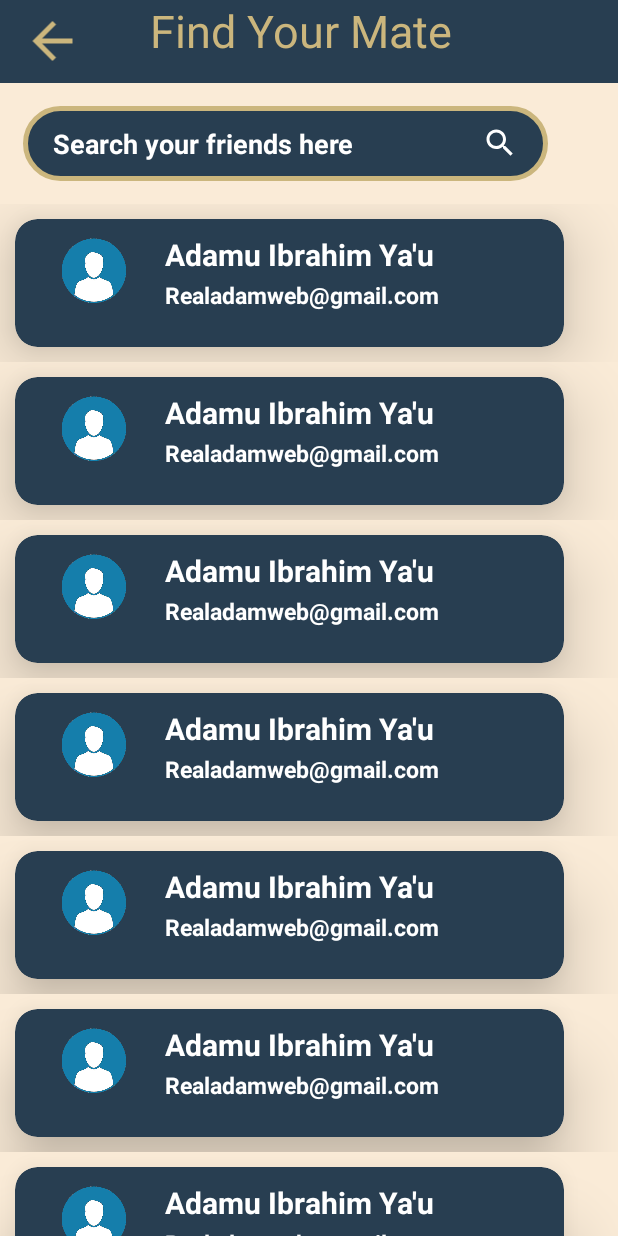
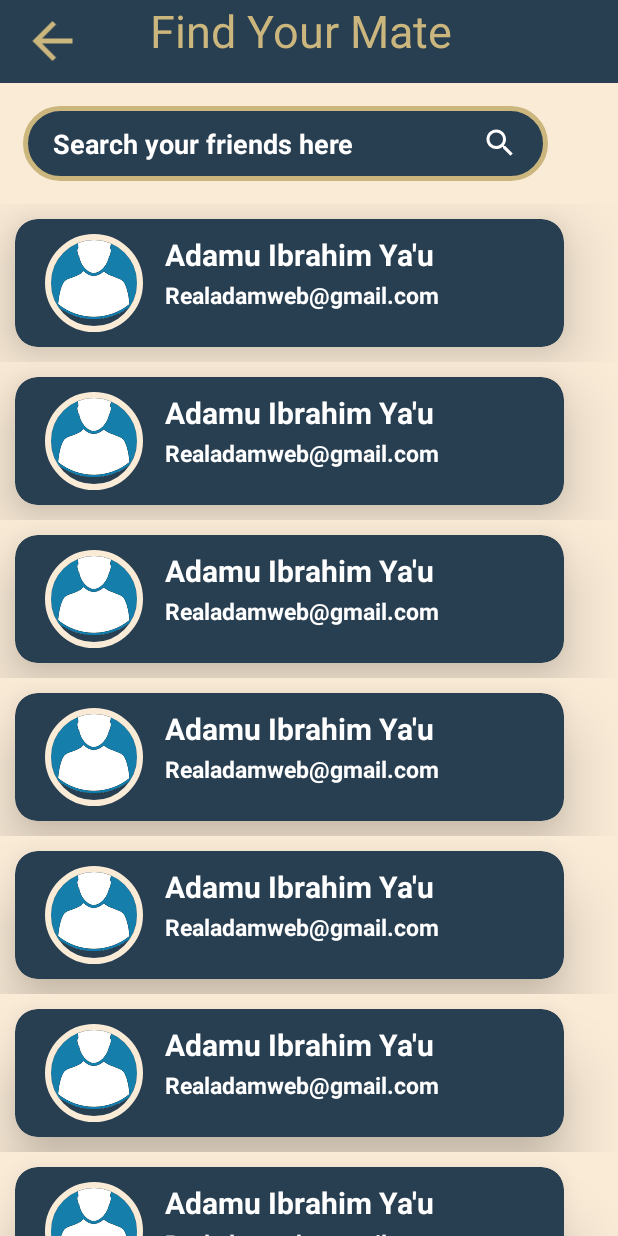
Before and after one commit to Adamweb-jido/Albumatic, an Android app: the PeopleList screen opened directly, with no data from a screen before it, on a phone screen of 412 x 824 dp. Run offline under Robolectric (Android 15) with nearby library versions, the phone set to English and light mode, and no system bars; our stand-ins replace CircleImageView; Roboto replaces fonts that are not available here.

Commit message:
An App for my College

```diff
--- a/app/src/main/res/layout/item_people_layout.xml
+++ b/app/src/main/res/layout/item_people_layout.xml
@@ -14,10 +14,12 @@
         app:cardCornerRadius="15dp"
         app:cardElevation="25dp">
 
-        <ImageView
+        <de.hdodenhof.circleimageview.CircleImageView
             android:id="@+id/listImage"
             android:layout_width="85dp"
             android:layout_height="match_parent"
+            app:civ_border_width="4dp"
+            app:civ_border_color="#FAEBD7"
             android:layout_margin="10dp"/>
 
         <TextView
```
